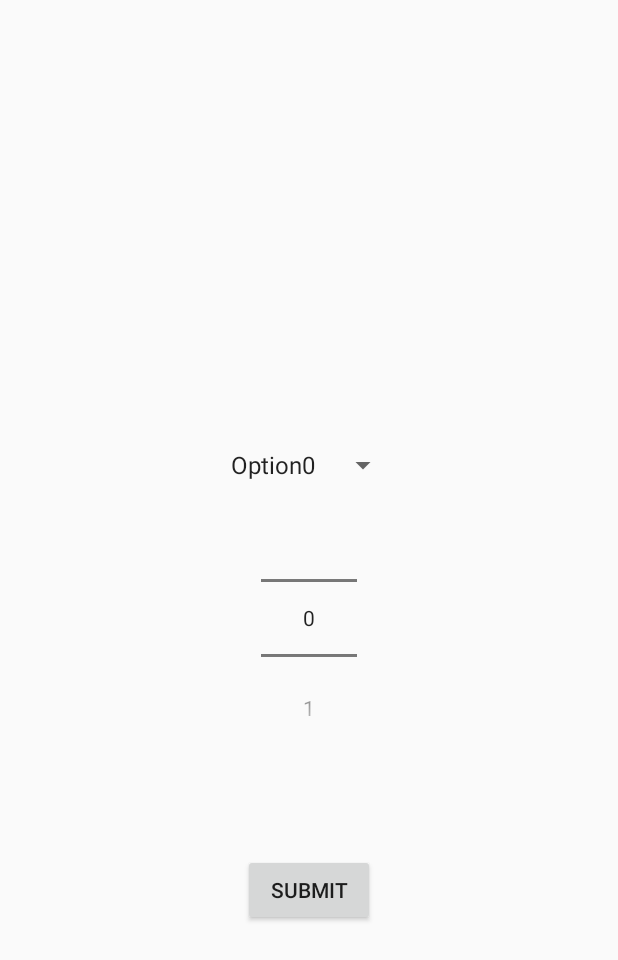
After one commit to RMihaela/SmartHouse, an Android app: the OptionAndValuePicker screen opened directly, with no data from a screen before it, on a phone screen of 412 x 824 dp. The commit adds this screen. Shown: the top 960 px of the screen. Run offline under Robolectric (Android 15) with nearby library versions, the phone set to English and light mode, and no system bars.

Commit message:
Pickers Activity

```diff
--- a/SmartHouse/app/src/main/AndroidManifest.xml
+++ b/SmartHouse/app/src/main/AndroidManifest.xml
@@ -21,6 +21,9 @@
         <activity android:name=".command_center.CommandCenterActivity" />
         <activity android:name=".stats.StatsActivity"  android:label="@string/app_name" />
         <activity android:name=".notifications.NotificationsActivity"></activity>
+        <activity android:name=".command_center.NumberPickerActivity" />
+        <activity android:name=".command_center.OptionPickerActivity"/>
+        <activity android:name=".command_center.OptionAndValuePicker"/>
     </application>
 
 </manifest>
--- a/SmartHouse/app/src/main/java/com/example/mihaela/smarthouse/command_center/CmdListAdapter.java
+++ b/SmartHouse/app/src/main/java/com/example/mihaela/smarthouse/command_center/CmdListAdapter.java
@@ -130,4 +130,5 @@ public class CmdListAdapter extends BaseExpandableListAdapter {
     public boolean isChildSelectable(int groupPosition, int childPosition) {
         return true;
     }
+
 }
--- a/SmartHouse/app/src/main/java/com/example/mihaela/smarthouse/command_center/CmdListItem.java
+++ b/SmartHouse/app/src/main/java/com/example/mihaela/smarthouse/command_center/CmdListItem.java
@@ -12,4 +12,6 @@ public interface CmdListItem {
     public String getStatus();
 
     public void setStatus(String newStatus);
+
+    public void setIndex(int index);
 }
--- a/SmartHouse/app/src/main/java/com/example/mihaela/smarthouse/command_center/CmdSwitchListItem.java
+++ b/SmartHouse/app/src/main/java/com/example/mihaela/smarthouse/command_center/CmdSwitchListItem.java
@@ -22,4 +22,9 @@ public class CmdSwitchListItem implements CmdListItem{
     public void setStatus(String newStatus) {
         this.status = newStatus;
     }
+
+    @Override
+    public void setIndex(int index) {
+
+    }
 }
--- /dev/null
+++ b/SmartHouse/app/src/main/java/com/example/mihaela/smarthouse/command_center/OptionAndValuePicker.java
@@ -0,0 +1,73 @@
+package com.example.mihaela.smarthouse.command_center;
+
+import android.app.Activity;
+import android.content.Intent;
+import android.os.Bundle;
+import android.support.v7.app.AppCompatActivity;
+import android.view.View;
+import android.widget.AdapterView;
+import android.widget.ArrayAdapter;
+import android.widget.ListView;
+import android.widget.NumberPicker;
+import android.widget.Spinner;
+
+import com.example.mihaela.smarthouse.R;
+
+import java.util.ArrayList;
+import java.util.List;
+
+/**
+ * Created by Marian on 5/18/2016.
+ */
+public class OptionAndValuePicker extends AppCompatActivity {
+
+    Spinner opts = null;
+    NumberPicker numPick = null;
+    String option = null;
+
+    protected void onCreate(Bundle savedInstanceState) {
+        super.onCreate(savedInstanceState);
+        setContentView(R.layout.activity_opt_and_val_picker);
+
+        opts = (Spinner) findViewById(R.id.optSpinner);
+        List<String> categories = new ArrayList<String>();
+        categories.add("Option0");
+        categories.add("Option1");
+        categories.add("Option2");
+        categories.add("Option3");
+        categories.add("Option4");
+        categories.add("Option5");
+
+        ArrayAdapter<String> dataAdapter = new ArrayAdapter<String>(this, android.R.layout.simple_spinner_item, categories);
+        dataAdapter.setDropDownViewResource(android.R.layout.simple_spinner_dropdown_item);
+        opts.setAdapter(dataAdapter);
+        option = opts.getItemAtPosition(0).toString();
+        opts.setOnItemSelectedListener(new AdapterView.OnItemSelectedListener() {
+            @Override
+            public void onItemSelected(AdapterView<?> parent, View view, int position, long id) {
+                option = parent.getItemAtPosition(position).toString();
+            }
+
+            @Override
+            public void onNothingSelected(AdapterView<?> parent) {
+
+            }
+        });
+
+        numPick = (NumberPicker)findViewById(R.id.numberPickerOpt);
+        numPick.setMaxValue(90);
+        numPick.setMinValue(0);
+        numPick.setWrapSelectorWheel(false);
+
+    }
+
+    public void returnToCmdCenter(View v){
+        String result = ""+numPick.getValue();
+        Intent returnIntent = new Intent();
+        returnIntent.putExtra("option", option);
+        returnIntent.putExtra("value", result);
+        setResult(Activity.RESULT_OK,returnIntent);
+        finish();
+    }
+
+}
--- /dev/null
+++ b/SmartHouse/app/src/main/res/layout/activity_opt_and_val_picker.xml
@@ -0,0 +1,31 @@
+<?xml version="1.0" encoding="utf-8"?>
+<RelativeLayout xmlns:android="http://schemas.android.com/apk/res/android"
+    android:orientation="vertical" android:layout_width="match_parent"
+    android:layout_height="match_parent">
+
+    <Spinner
+        android:layout_width="wrap_content"
+        android:layout_height="wrap_content"
+        android:id="@+id/optSpinner"
+        android:layout_above="@+id/numberPickerOpt"
+        android:layout_centerHorizontal="true"
+        android:spinnerMode="dialog" />
+
+    <NumberPicker
+        android:layout_width="wrap_content"
+        android:layout_height="wrap_content"
+        android:id="@+id/numberPickerOpt"
+        android:layout_centerVertical="true"
+        android:layout_centerHorizontal="true"
+        android:orientation="vertical" />
+
+    <Button
+        android:layout_width="wrap_content"
+        android:layout_height="wrap_content"
+        android:text="Submit"
+        android:id="@+id/subButtonOpt"
+        android:layout_below="@+id/numberPickerOpt"
+        android:layout_centerHorizontal="true"
+        android:onClick="returnToCmdCenter"
+        android:layout_marginTop="67dp" />
+</RelativeLayout>
--- a/SmartHouse/app/src/main/res/layout/cmd_expandable_list_button_item.xml
+++ b/SmartHouse/app/src/main/res/layout/cmd_expandable_list_button_item.xml
@@ -44,6 +44,7 @@
         android:layout_marginRight="2dp"
         android:textSize="10dp"
         android:layout_marginTop="2dp"
+        android:onClick="onClick"
         android:layout_alignBottom="@+id/cmdStatusLabel"
         android:layout_marginBottom="2dp" />
 </RelativeLayout>
```
Also changed, not shown: SmartHouse/app/src/main/java/com/example/mihaela/smarthouse/command_center/CmdButtonListItem.java (+12 -0 lines), SmartHouse/app/src/main/java/com/example/mihaela/smarthouse/command_center/CommandCenterActivity.java (+23 -0 lines), SmartHouse/app/src/main/java/com/example/mihaela/smarthouse/command_center/NumberPickerActivity.java (added, +43 -0 lines), SmartHouse/app/src/main/java/com/example/mihaela/smarthouse/command_center/OptionPickerActivity.java (added, +45 -0 lines), SmartHouse/app/src/main/res/layout/activity_number_picker.xml (added, +33 -0 lines), SmartHouse/app/src/main/res/layout/activity_option_picker.xml (added, +16 -0 lines), SmartHouse/app/src/main/res/layout/opt_list_item.xml (added, +8 -0 lines).
